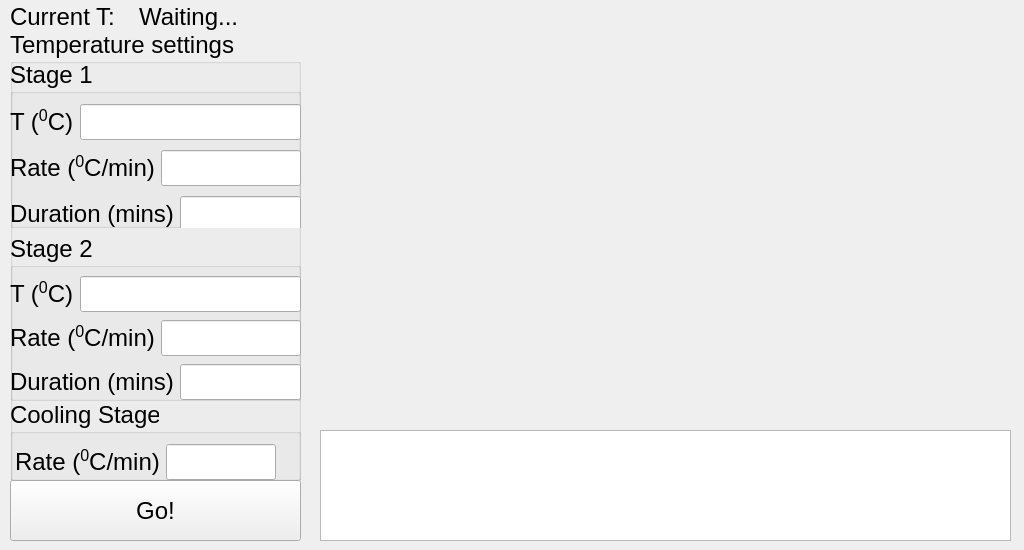
The window that GUI/UI/form.ui (JWLiao2022/TemperatureProgramHotPlate) describes before a commit, drawn with Qt 5.
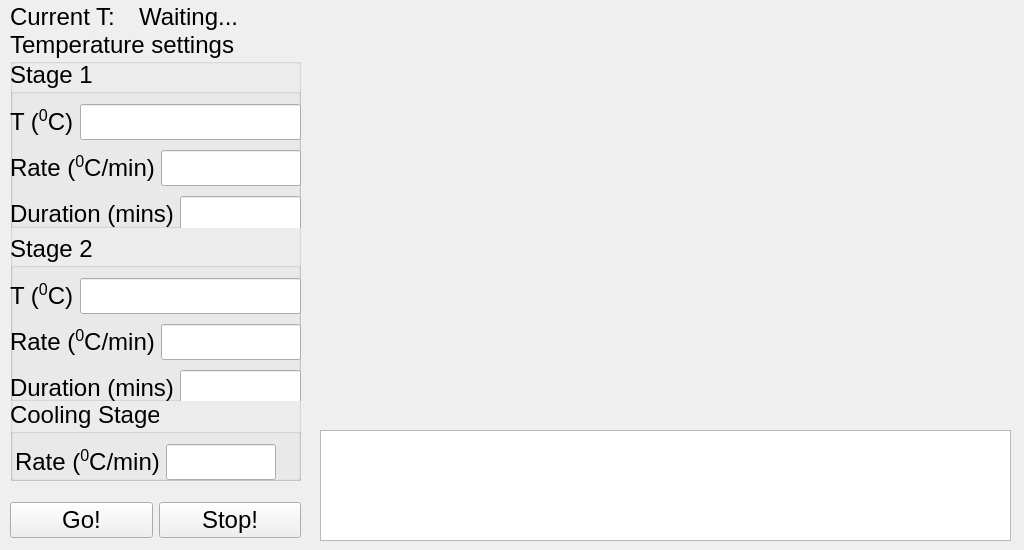
The same window after the commit. Custom widgets are drawn as their Qt base class.

Commit message: Add stop button

Patch:
```diff
--- a/GUI/UI/form.ui
+++ b/GUI/UI/form.ui
@@ -152,7 +152,7 @@
           <x>0</x>
           <y>40</y>
           <width>291</width>
-          <height>131</height>
+          <height>136</height>
          </rect>
         </property>
         <layout class="QVBoxLayout" name="verticalLayout_2">
@@ -205,19 +205,6 @@
     </layout>
    </widget>
   </widget>
-  <widget class="QPushButton" name="pushButton_Go">
-   <property name="geometry">
-    <rect>
-     <x>10</x>
-     <y>480</y>
-     <width>291</width>
-     <height>61</height>
-    </rect>
-   </property>
-   <property name="text">
-    <string>Go!</string>
-   </property>
-  </widget>
   <widget class="PlotWidget" name="plotTemperatureVSTime" native="true">
    <property name="geometry">
     <rect>
@@ -238,7 +225,7 @@
     </rect>
    </property>
   </widget>
-  <widget class="QWidget" name="">
+  <widget class="QWidget" name="layoutWidget">
    <property name="geometry">
     <rect>
      <x>10</x>
@@ -264,6 +251,32 @@
     </item>
    </layout>
   </widget>
+  <widget class="QWidget" name="">
+   <property name="geometry">
+    <rect>
+     <x>10</x>
+     <y>490</y>
+     <width>291</width>
+     <height>61</height>
+    </rect>
+   </property>
+   <layout class="QHBoxLayout" name="horizontalLayout_9">
+    <item>
+     <widget class="QPushButton" name="pushButton_Go">
+      <property name="text">
+       <string>Go!</string>
+      </property>
+     </widget>
+    </item>
+    <item>
+     <widget class="QPushButton" name="pushButton_Stop">
+      <property name="text">
+       <string>Stop!</string>
+      </property>
+     </widget>
+    </item>
+   </layout>
+  </widget>
  </widget>
  <customwidgets>
   <customwidget>
```
Left out of the diff: 5 changed lines with no effect on the pictures. The commit also changes 3 other files.
